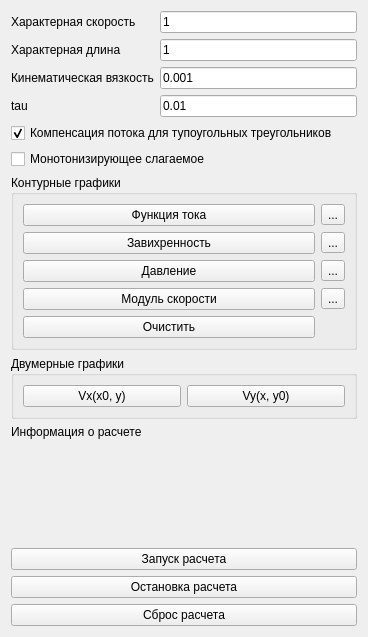
First picture: the form in source/q3main/q3calculuseditor.ui, repository messteno/Q3Solver, before the edit.
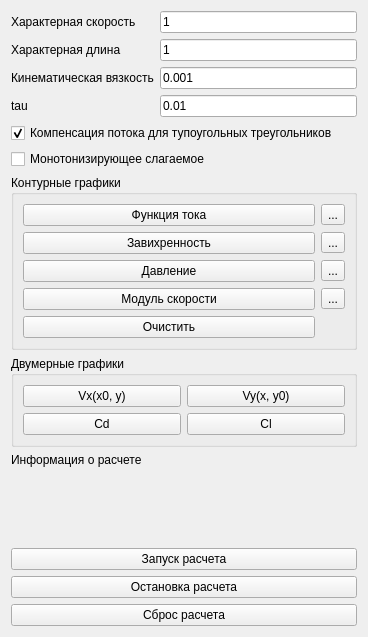
Second picture: the form after the edit.

```diff
--- a/source/q3main/q3calculuseditor.ui
+++ b/source/q3main/q3calculuseditor.ui
@@ -192,6 +192,20 @@
         </property>
        </widget>
       </item>
+      <item row="1" column="0">
+       <widget class="QPushButton" name="externalCdButton">
+        <property name="text">
+         <string>Cd</string>
+        </property>
+       </widget>
+      </item>
+      <item row="1" column="1">
+       <widget class="QPushButton" name="externalClButton">
+        <property name="text">
+         <string>Cl</string>
+        </property>
+       </widget>
+      </item>
      </layout>
     </widget>
    </item>
```
Left out of the diff: 4 changed lines with no effect on the pictures.
